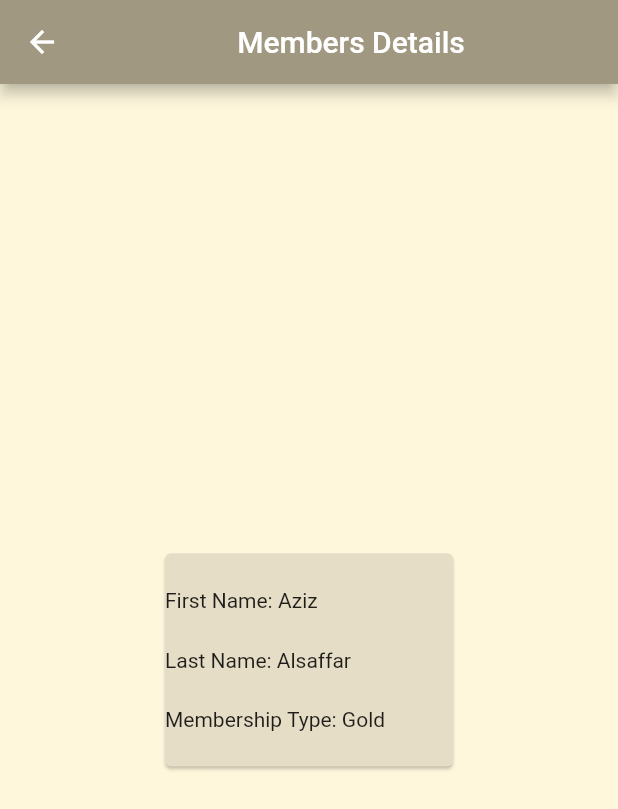
After one commit to Nistelq8/Library-App, a Flutter app: the MembersPage screen opened directly, after a tap on an icon or button, on a phone screen of 412 x 824 dp. The commit adds this screen. Shown: the top 809 px of the screen. Run offline on Flutter 3.47's test engine with Material 2 defaults, Android fonts, the phone set to English and light mode, and no system bars; our stand-ins replace go_router.

Commit message:
Presented App

```diff
--- /dev/null
+++ b/lib/pages/members_details.dart
@@ -0,0 +1,41 @@
+import 'package:flutter/material.dart';
+import 'package:flutter/src/foundation/key.dart';
+import 'package:flutter/src/widgets/framework.dart';
+import 'package:library_app/models/books_list.dart';
+import 'package:library_app/Provider/lib_provider.dart';
+import 'package:library_app/models/members_list.dart';
+
+class MemberDetails extends StatelessWidget {
+  final members LibMembers;
+
+  MemberDetails({required this.LibMembers});
+
+  @override
+  Widget build(BuildContext context) {
+    List<members> memberDetails = members.LibMembers;
+    return Scaffold(
+        backgroundColor: Color.fromRGBO(254, 247, 220, 1),
+        appBar: AppBar(
+          backgroundColor: Color.fromRGBO(161, 152, 130, 1),
+          title: Center(child: Text("Members Details")),
+        ),
+        body: Center(
+          child: Container(
+            width: 200,
+            height: 150,
+            child: Card(
+              color: Color.fromRGBO(230, 221, 198, 1),
+              child: Column(
+                mainAxisAlignment: MainAxisAlignment.spaceEvenly,
+                crossAxisAlignment: CrossAxisAlignment.start,
+                children: [
+                  Text("First Name: ${LibMembers.firstname}"),
+                  Text("Last Name: ${LibMembers.Lastname}"),
+                  Text("Membership Type: ${LibMembers.membershipType}"),
+                ],
+              ),
+            ),
+          ),
+        ));
+  }
+}
--- a/lib/pages/members_page.dart
+++ b/lib/pages/members_page.dart
@@ -2,6 +2,7 @@ import 'package:flutter/material.dart';
 import 'package:flutter/src/foundation/key.dart';
 import 'package:flutter/src/widgets/framework.dart';
 import 'package:library_app/models/members_list.dart';
+import 'package:library_app/pages/members_details.dart';
 
 class MembersPage extends StatelessWidget {
   const MembersPage({Key? key}) : super(key: key);
@@ -14,15 +15,44 @@ class MembersPage extends StatelessWidget {
       appBar: AppBar(
         backgroundColor: Color.fromRGBO(161, 152, 130, 1),
         title: Center(child: Text("Member's List")),
-        actions: [
-          IconButton(onPressed: () {}, icon: Icon(Icons.add_box_rounded))
+        actions: <Widget>[
+          Padding(
+              padding: EdgeInsets.only(right: 20.0),
+              child: GestureDetector(
+                onTap: () {
+                  showSearch(context: context, delegate: MySearchDelegate());
+                },
+                child: Icon(
+                  Icons.search,
+                  size: 26.0,
+                ),
+              )),
+          Padding(
+              padding: EdgeInsets.only(right: 20.0),
+              child: GestureDetector(
+                onTap: () {
+                  //  add a page for adding a book
+                },
+                child: Icon(Icons.add_box_rounded),
+              )),
         ],
+        // actions: [
+        // IconButton(onPressed: () {}, icon: Icon(Icons.add_box_rounded))
+        // ],
       ),
       body: ListView.builder(
           itemCount: Members.length,
           itemBuilder: (context, index) {
             return Container(
               height: 100,
+              child: InkWell(
+                onTap: () {
+                  Navigator.push(context, MaterialPageRoute(builder: (context) {
+                    return MemberDetails(LibMembers: Members[index]);
+                  }));
+
+                  // context.push("/bookdetails");
+                },
                 child: Card(
                   color: Color.fromRGBO(230, 221, 198, 1),
                   child: Column(
@@ -47,8 +77,67 @@ class MembersPage extends StatelessWidget {
                         )
                       ]),
                 ),
+              ),
             );
           }),
     );
   }
 }
+
+class MySearchDelegate extends SearchDelegate {
+  @override
+  List<Widget>? buildActions(BuildContext context) {
+    IconButton(
+      icon: const Icon(Icons.arrow_back),
+      onPressed: () => close(context, null),
+    );
+    // TODO: implement buildActions
+    // throw UnimplementedError();
+  }
+
+  @override
+  Widget? buildLeading(BuildContext context) {
+    IconButton(
+      icon: Icon(Icons.clear, color: Colors.black),
+      onPressed: () {
+        if (query.isEmpty) {
+          close(context, null);
+        } else {
+          query = '';
+        }
+      },
+    );
+    // TODO: implement buildLeading
+    // throw UnimplementedError();
+  }
+
+  @override
+  Widget buildResults(BuildContext context) => Container(
+          child: Text(
+        query,
+        style: TextStyle(fontSize: 20),
+      ));
+  // TODO: implement buildResults
+  // throw UnimplementedError();
+
+  @override
+  Widget buildSuggestions(BuildContext context) {
+    List<members> Members = members.LibMembers;
+    // TODO: implement buildSuggestions
+    // throw UnimplementedError();
+    return ListView.builder(
+      itemCount: members.LibMembers.length,
+      itemBuilder: (context, index) {
+        final members = Members[index];
+
+        return ListTile(
+          title: Text(members.Lastname),
+          onTap: () {
+            query = members.Lastname;
+            showResults(context);
+          },
+        );
+      },
+    );
+  }
+}
--- a/pubspec.yaml
+++ b/pubspec.yaml
@@ -35,6 +35,7 @@ dependencies:
   # Use with the CupertinoIcons class for iOS style icons.
   cupertino_icons: ^1.0.2
   go_router: ^4.0.0
+  provider: ^6.0.3
 
 dev_dependencies:
   flutter_test:
```
Also changed, not shown: lib/Provider/lib_provider.dart (added, +87 -0 lines), lib/main.dart (+6 -1 lines), lib/models/books_list.dart (+76 -76 lines), lib/pages/bookdetails.dart (+28 -5 lines), lib/pages/main_library_page.dart (+11 -5 lines), pubspec.lock. Lines whose indentation alone changed are shown as unchanged.
